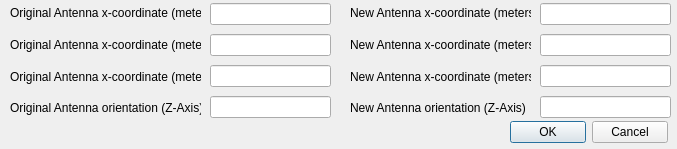
NG-Development/ngdevelopment, file Guis/Edit Antenna.ui: the form before one commit.
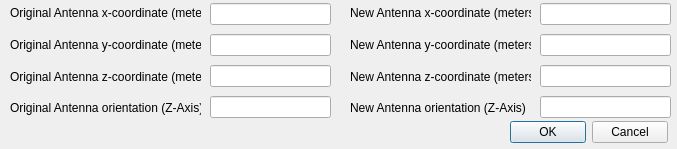
The form after the commit.

```diff
--- a/Guis/Edit Antenna.ui
+++ b/Guis/Edit Antenna.ui
@@ -57,14 +57,14 @@
     <item>
      <widget class="QLabel" name="label_2">
       <property name="text">
-       <string>Original Antenna x-coordinate (meters)</string>
+       <string>Original Antenna y-coordinate (meters)</string>
       </property>
      </widget>
     </item>
     <item>
      <widget class="QLabel" name="label_3">
       <property name="text">
-       <string>Original Antenna x-coordinate (meters)</string>
+       <string>Original Antenna z-coordinate (meters)</string>
       </property>
      </widget>
     </item>
@@ -123,14 +123,14 @@
     <item>
      <widget class="QLabel" name="label_5">
       <property name="text">
-       <string>New Antenna x-coordinate (meters)</string>
+       <string>New Antenna y-coordinate (meters)</string>
       </property>
      </widget>
     </item>
     <item>
      <widget class="QLabel" name="label_6">
       <property name="text">
-       <string>New Antenna x-coordinate (meters)</string>
+       <string>New Antenna z-coordinate (meters)</string>
       </property>
      </widget>
     </item>
```
